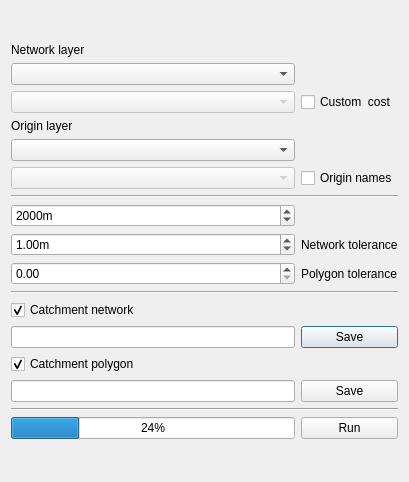
Qt form catchment_analyser_dialog_base.ui (OpenDigitalWorks/CatchmentAnalyser) before a commit.
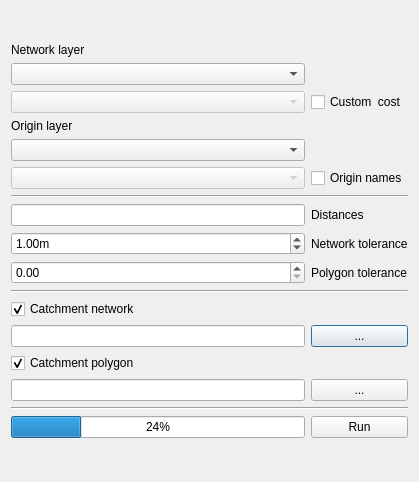
The same form after that commit.

Diff of the .ui file:
```diff
--- a/catchment_analyser_dialog_base.ui
+++ b/catchment_analyser_dialog_base.ui
@@ -6,7 +6,7 @@
    <rect>
     <x>0</x>
     <y>0</y>
-    <width>409</width>
+    <width>419</width>
     <height>482</height>
    </rect>
   </property>
@@ -19,7 +19,7 @@
      <item row="17" column="1">
       <widget class="QPushButton" name="browse_output_network">
        <property name="text">
-        <string>Save</string>
+        <string>...</string>
        </property>
       </widget>
      </item>
@@ -49,7 +49,7 @@
      <item row="11" column="1">
       <widget class="QLabel" name="label_4">
        <property name="text">
-        <string/>
+        <string>Distances</string>
        </property>
       </widget>
      </item>
@@ -162,23 +162,7 @@
       </widget>
      </item>
      <item row="20" column="0">
-      <widget class="QLineEdit" name="path_output_polygon"/>
-     </item>
-     <item row="11" column="0">
-      <widget class="QSpinBox" name="radius">
-       <property name="suffix">
-        <string>m</string>
-       </property>
-       <property name="maximum">
-        <number>9999999</number>
-       </property>
-       <property name="singleStep">
-        <number>400</number>
-       </property>
-       <property name="value">
-        <number>2000</number>
-       </property>
-      </widget>
+      <widget class="QLineEdit" name="polygonText"/>
      </item>
      <item row="14" column="0">
       <widget class="QDoubleSpinBox" name="polygon_tolerance">
@@ -233,10 +217,13 @@
      <item row="20" column="1">
       <widget class="QPushButton" name="browse_output_polygon">
        <property name="text">
-        <string>Save</string>
+        <string>...</string>
        </property>
       </widget>
      </item>
+     <item row="11" column="0">
+      <widget class="QLineEdit" name="distancesText"/>
+     </item>
     </layout>
    </item>
   </layout>
```
Left out of the diff: 30 changed lines with no effect on the pictures.
